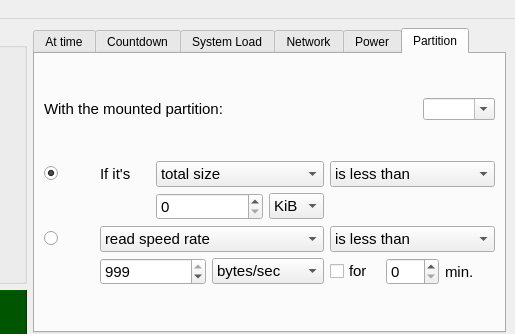
The window that ui/pycket.ui (Arg0s1080/pycket) describes before a commit, drawn with Qt 5; both pictures show x 142 to 657 and y 0 to 334 of the 657 by 424 pixel window.
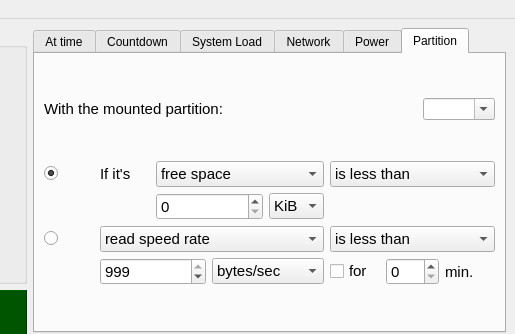
The same window after the commit.

Commit message: change combo index

What changed in the file:
```diff
--- a/ui/pycket.ui
+++ b/ui/pycket.ui
@@ -2158,16 +2158,6 @@
                   <property name="locale">
                    <locale language="English" country="UnitedStates"/>
                   </property>
-                  <item>
-                   <property name="text">
-                    <string>total size</string>
-                   </property>
-                  </item>
-                  <item>
-                   <property name="text">
-                    <string>used space</string>
-                   </property>
-                  </item>
                   <item>
                    <property name="text">
                     <string>free space</string>
```
Left out of the diff: 14 changed lines with no effect on the pictures. The commit also changes 1 other file.
